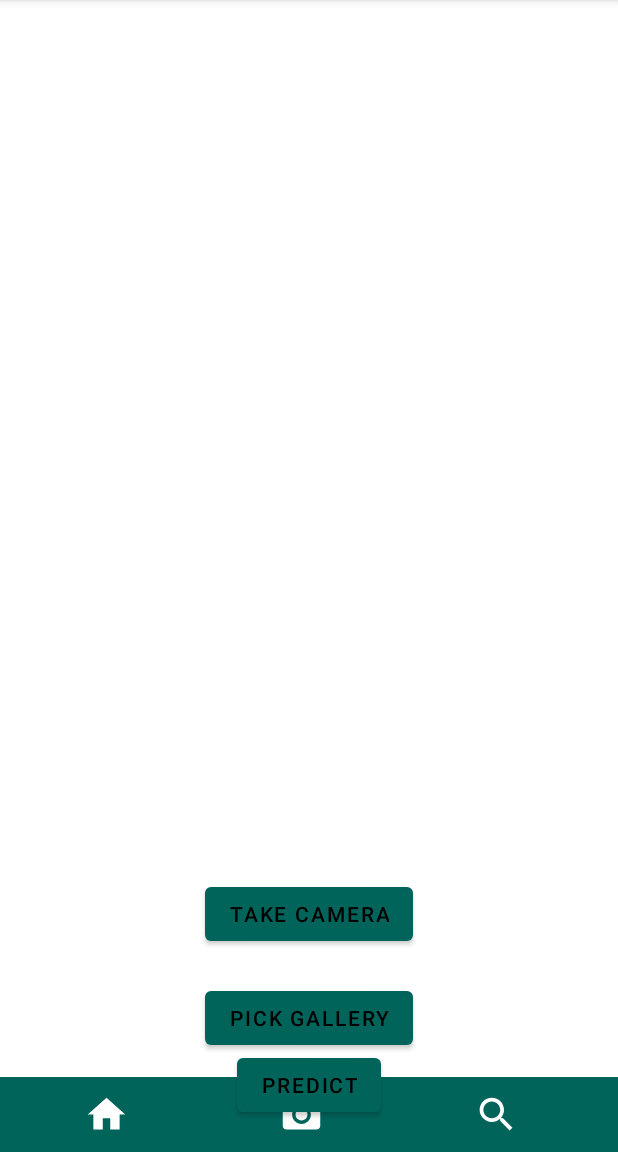
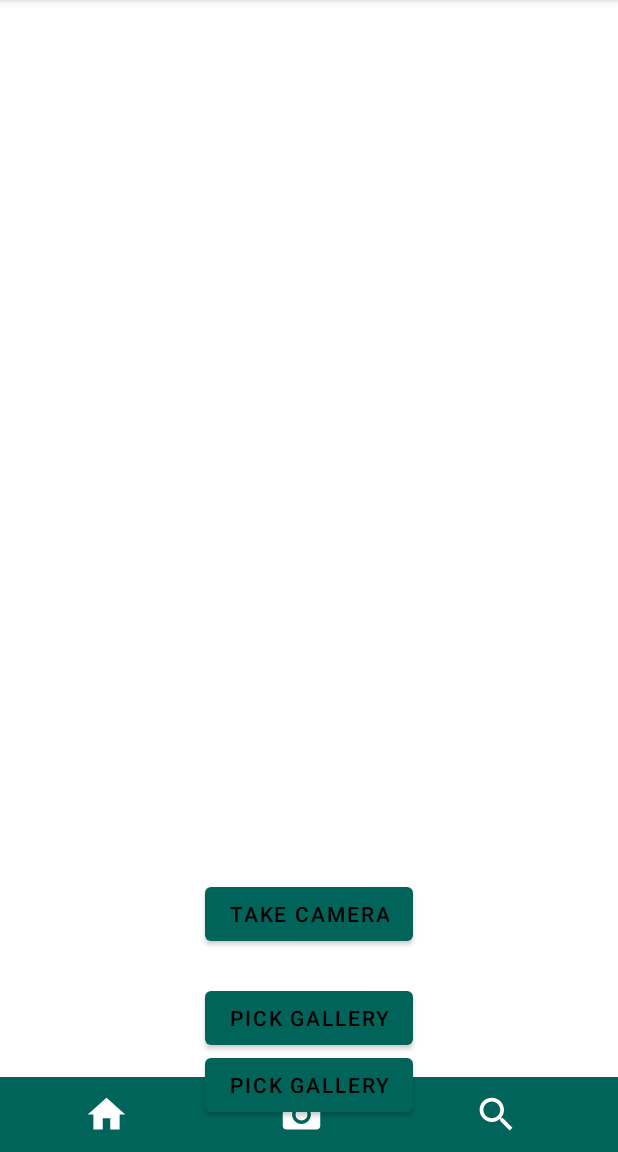
Before and after one commit to iPotassiumK/Garda, an Android app: the CameraActivity screen opened directly, with no data from a screen before it, on a phone screen of 412 x 824 dp, the part 84-1236 px from its top. Run offline under Robolectric (Android 15) with nearby library versions, the phone set to English and light mode, and no system bars; libraries missing offline, so code that uses them is left out: com.github.dhaval2404.imagepicker, org.tensorflow.lite; pictures from the network do not load.

Commit message:
Revert "Added some changes frome CameraActivity"
This reverts commit 5f1b368e84b1536f664cdc6f694a534c10681b0c.

```diff
--- a/Mobile Development/Garda/app/src/main/java/com/example/garda/CameraActivity.kt
+++ b/Mobile Development/Garda/app/src/main/java/com/example/garda/CameraActivity.kt
@@ -1,21 +1,17 @@
 package com.example.garda
 
 import android.content.Intent
-import android.graphics.drawable.BitmapDrawable
 import androidx.appcompat.app.AppCompatActivity
 import android.os.Bundle
 import android.view.View
 import android.widget.ImageButton
-import android.widget.ImageView
-import android.widget.Toast
-import com.example.tflite.plants.Classifier
+import com.example.tflite.view.ImageClassifierActivity
 import com.github.dhaval2404.imagepicker.ImagePicker
 import com.google.firebase.ml.modeldownloader.CustomModel
 import com.google.firebase.ml.modeldownloader.CustomModelDownloadConditions
 import com.google.firebase.ml.modeldownloader.DownloadType
 import com.google.firebase.ml.modeldownloader.FirebaseModelDownloader
 import kotlinx.android.synthetic.main.activity_camera.*
-import kotlinx.android.synthetic.main.adapter_slider.*
 import org.tensorflow.lite.Interpreter
 
 
@@ -24,10 +20,7 @@ class CameraActivity : AppCompatActivity(), View.OnClickListener {
     private lateinit var interpreter: Interpreter
     private lateinit var ic_home : ImageButton
     private lateinit var ic_search : ImageButton
-    private val mInputSize = 150
-    private val mModelPath = "Plants.tflite"
-    private val mLabelPath = "label.txt"
-    private lateinit var classifier: Classifier
+    private lateinit var imageclassifieractivity : ImageClassifierActivity
 
     companion object {
         const val REQUEST_FROM_CAMERA = 1001;
@@ -37,8 +30,7 @@ class CameraActivity : AppCompatActivity(), View.OnClickListener {
     override fun onCreate(savedInstanceState: Bundle?) {
         super.onCreate(savedInstanceState)
         setContentView(R.layout.activity_camera)
-        initClassifier()
-//        initViews()
+
 //        val conditions = CustomModelDownloadConditions.Builder()
 //            .requireWifi()  // Also possible: .requireCharging() and .requireDeviceIdle()
 //            .build()
@@ -66,10 +58,6 @@ class CameraActivity : AppCompatActivity(), View.OnClickListener {
         initUI()
     }
 
-    private fun initClassifier() {
-                classifier = Classifier(assets, mModelPath, mLabelPath, mInputSize)
-    }
-
     override fun onClick(v: View?) {
         when (v?.id) {
             R.id.ic_home -> run {
@@ -91,12 +79,6 @@ class CameraActivity : AppCompatActivity(), View.OnClickListener {
 
         btnGallery.setOnClickListener {
             pickImageFromGallery()
-        }
-        btnPredict.setOnClickListener{
-            findViewById<ImageView>(R.id.imgProfile)
-            val bitmap = ((imgProfile as ImageView).drawable as BitmapDrawable).bitmap
-            val result = classifier.recognizeImage(bitmap)
-            runOnUiThread { Toast.makeText(this, result.get(0).title, Toast.LENGTH_SHORT).show() }
         }
     }
 
--- a/Mobile Development/Garda/app/src/main/res/layout/activity_camera.xml
+++ b/Mobile Development/Garda/app/src/main/res/layout/activity_camera.xml
@@ -45,7 +45,7 @@
         android:layout_width="wrap_content"
         android:layout_height="wrap_content"
         android:layout_marginTop="24dp"
-        android:text="Predict"
+        android:text="Pick Gallery"
         app:layout_constraintEnd_toEndOf="parent"
         app:layout_constraintStart_toStartOf="parent"
         app:layout_constraintTop_toTopOf="@+id/btnGallery"
```
Also changed, not shown: Mobile Development/Garda/app/src/main/java/com/example/tflite/view/ImageClassifierActivity.kt (added, +41 -0 lines).
